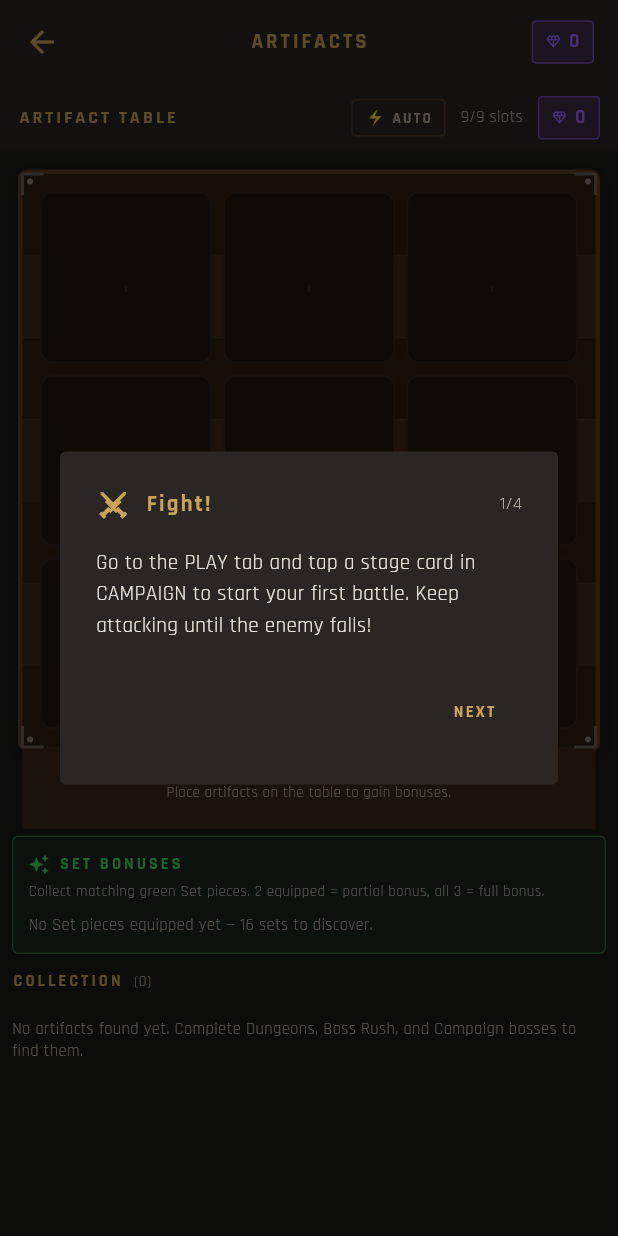
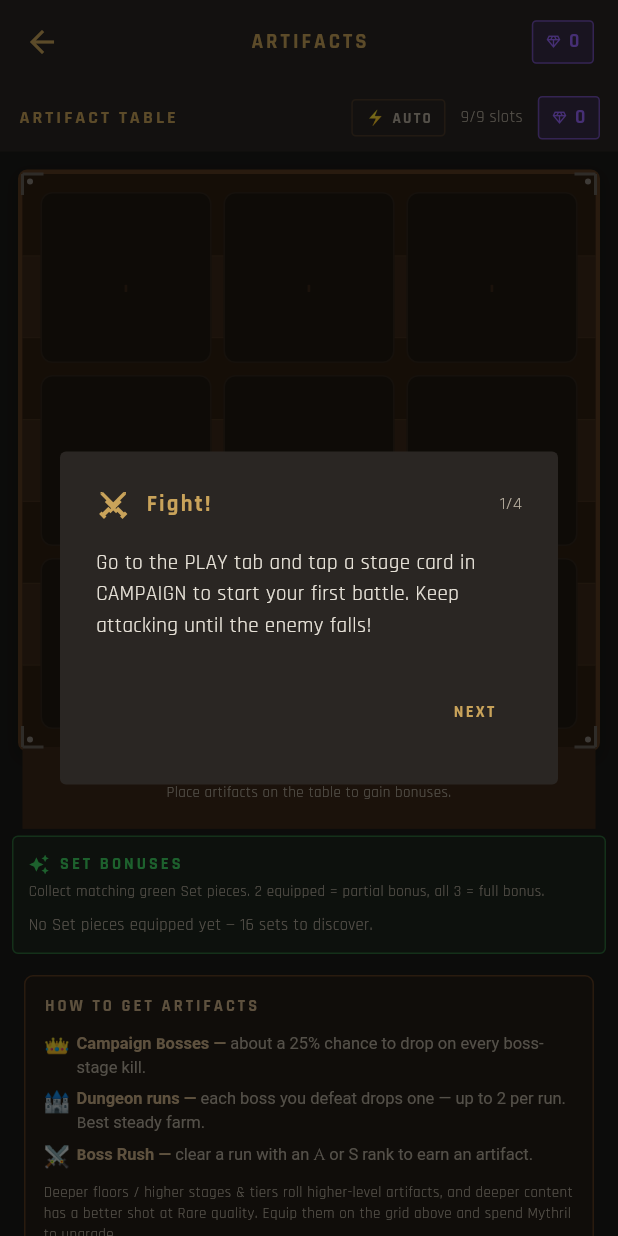
Before and after one commit to Don4tello/Zeta_Idle, a Flutter app: the ArtifactScreen screen opened by its route, on a phone screen of 412 x 824 dp. Run offline on Flutter 3.47's test engine with Material 3 defaults, Android fonts, the phone set to English and light mode, and no system bars; our stand-ins replace audioplayers, cloud_firestore, firebase_analytics, firebase_auth, firebase_core, firebase_crashlytics and 10 more; missing offline and left inert: firebase_app_check; accounts and stored records are empty; statements that could not run were skipped; project files that could hold a hidden picture were left out.

Commit message:
Artifact farming guide card on the Artifacts screen (+81)
Added _ArtifactSourcesCard to the collection: Campaign bosses (~25% on boss
kills), Dungeon runs (1 per boss defeated, up to 2/run), Boss Rush (A/S-rank
clears), plus a note that deeper content rolls higher-level/rarer artifacts.
Always visible (not just when the collection is empty).

Co-Authored-By: Claude Opus 4.8 <noreply@anthropic.com>

```diff
--- a/lib/data/patch_notes.dart
+++ b/lib/data/patch_notes.dart
@@ -18,6 +18,15 @@ class PatchNote {
 int get kLatestPatchBuild => kPatchNotes.first.build;
 
 const kPatchNotes = <PatchNote>[
+  PatchNote(
+    build: 81,
+    title: 'Artifact Farming Guide',
+    date: '2026-08-19',
+    changes: [
+      'The Artifacts screen now shows exactly where to farm artifacts — Campaign '
+          'bosses, Dungeon runs and Boss Rush — and how each one drops.',
+    ],
+  ),
   PatchNote(
     build: 80,
     title: 'Auto-Campaign Fix',
--- a/lib/screens/artifact_screen.dart
+++ b/lib/screens/artifact_screen.dart
@@ -227,6 +227,8 @@ class _ArtifactScreenState extends State<ArtifactScreen> {
       padding: const EdgeInsets.fromLTRB(8, 6, 8, 8),
       children: [
         _SetBonusPanel(counts: game.equippedSetPieceCounts),
+        // ── How to get artifacts ────────────────────────────────────────────
+        const _ArtifactSourcesCard(),
         // â”€â”€ Collection â”€â”€â”€â”€â”€â”€â”€â”€â”€â”€â”€â”€â”€â”€â”€â”€â”€â”€â”€â”€â”€â”€â”€â”€â”€â”€â”€â”€â”€â”€â”€â”€â”€â”€â”€â”€â”€â”€â”€â”€â”€â”€â”€â”€â”€â”€â”€â”€â”€â”€â”€â”€â”€â”€â”€
         Padding(
           padding: const EdgeInsets.only(bottom: 4),
@@ -777,3 +779,61 @@ class _TableGrainPainter extends CustomPainter {
   @override
   bool shouldRepaint(covariant CustomPainter oldDelegate) => false;
 }
+
+// ── How to get artifacts (farming guide) ──────────────────────────────────────
+class _ArtifactSourcesCard extends StatelessWidget {
+  const _ArtifactSourcesCard();
+
+  @override
+  Widget build(BuildContext context) {
+    Widget row(String icon, String title, String detail) => Padding(
+          padding: const EdgeInsets.only(bottom: 5),
+          child: Row(
+            crossAxisAlignment: CrossAxisAlignment.start,
+            children: [
+              SizedBox(width: 22, child: Text(icon, style: const TextStyle(fontSize: 14))),
+              Expanded(
+                child: RichText(
+                  text: TextSpan(
+                    style: const TextStyle(fontSize: 11, color: AppTheme.textLight, height: 1.35),
+                    children: [
+                      TextSpan(text: '$title — ',
+                          style: const TextStyle(fontWeight: FontWeight.bold, color: Color(0xFFccb088))),
+                      TextSpan(text: detail, style: const TextStyle(color: AppTheme.textMuted)),
+                    ],
+                  ),
+                ),
+              ),
+            ],
+          ),
+        );
+
+    return Container(
+      margin: const EdgeInsets.fromLTRB(8, 4, 8, 10),
+      padding: const EdgeInsets.all(12),
+      decoration: BoxDecoration(
+        color: const Color(0xFF231d15),
+        border: Border.all(color: const Color(0xFF5a3a20)),
+        borderRadius: BorderRadius.circular(6),
+      ),
+      child: Column(
+        crossAxisAlignment: CrossAxisAlignment.start,
+        children: [
+          Text('HOW TO GET ARTIFACTS',
+              style: AppTheme.pixelHeading(fontSize: 11, letterSpacing: 2, color: const Color(0xFFccb088))),
+          const SizedBox(height: 8),
+          row('👑', 'Campaign Bosses', 'about a 25% chance to drop on every boss-stage kill.'),
+          row('🏰', 'Dungeon runs', 'each boss you defeat drops one — up to 2 per run. Best steady farm.'),
+          row('⚔', 'Boss Rush', 'clear a run with an A or S rank to earn an artifact.'),
+          const SizedBox(height: 2),
+          const Text(
+            'Deeper floors / higher stages & tiers roll higher-level artifacts, and '
+            'deeper content has a better shot at Rare quality. Equip them on the grid '
+            'above and spend Mythril to upgrade.',
+            style: TextStyle(fontSize: 10, color: AppTheme.textMuted, height: 1.4),
+          ),
+        ],
+      ),
+    );
+  }
+}
--- a/pubspec.yaml
+++ b/pubspec.yaml
@@ -1,7 +1,7 @@
 name: zeta_idle
 description: A dark medieval idle RPG prototype.
 publish_to: 'none'
-version: 0.1.0+80
+version: 0.1.0+81
 environment:
   sdk: '>=3.0.0 <4.0.0'
   flutter: '>=3.0.0'
```
Also changed, not shown: 1 other file.
